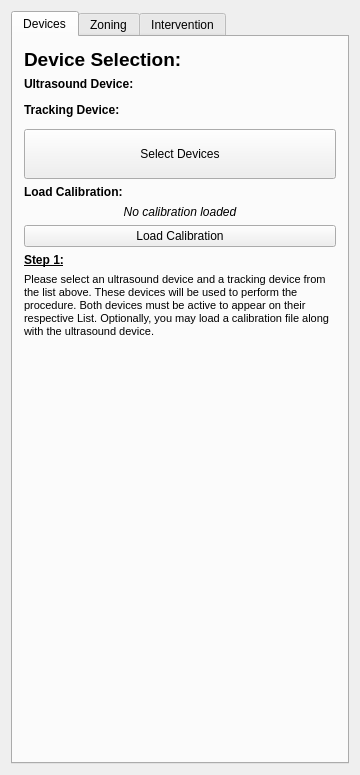
Before: the Qt Designer form Plugins/org.mitk.gui.qt.usnavigation/src/internal/USNavigationControls.ui in MITK/MITK, drawn with Qt 5.
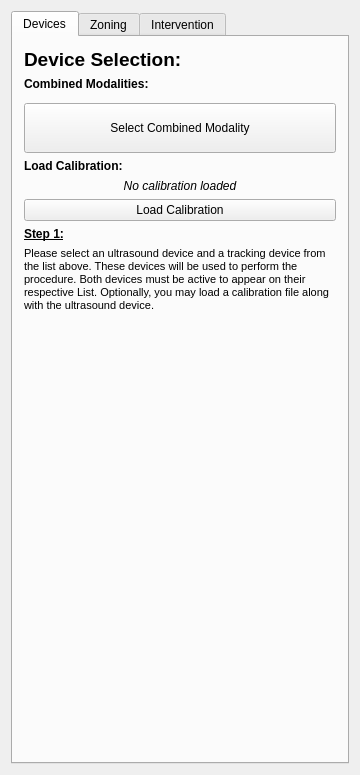
After: the same form once the commit is applied. The open tabs and pages were chosen to show the change. Custom widgets are drawn as their Qt base class.

Commit message: Compatibility of USNavigatin plugin to CombinedModality.

The edit to the form file:
```diff
--- a/Plugins/org.mitk.gui.qt.usnavigation/src/internal/USNavigationControls.ui
+++ b/Plugins/org.mitk.gui.qt.usnavigation/src/internal/USNavigationControls.ui
@@ -53,35 +53,12 @@
           </font>
          </property>
          <property name="text">
-          <string>Ultrasound Device:</string>
+          <string>Combined Modalities:</string>
          </property>
         </widget>
        </item>
        <item>
-        <widget class="QmitkServiceListWidget" name="m_USDevices" native="true">
-         <property name="maximumSize">
-          <size>
-           <width>16777215</width>
-           <height>100</height>
-          </size>
-         </property>
-        </widget>
-       </item>
-       <item>
-        <widget class="QLabel" name="label_2">
-         <property name="font">
-          <font>
-           <weight>75</weight>
-           <bold>true</bold>
-          </font>
-         </property>
-         <property name="text">
-          <string>Tracking Device:</string>
-         </property>
-        </widget>
-       </item>
-       <item>
-        <widget class="QmitkServiceListWidget" name="m_TrackingDevices" native="true">
+        <widget class="QmitkServiceListWidget" name="m_CombinedModalitiesList" native="true">
          <property name="maximumSize">
           <size>
            <width>16777215</width>
@@ -99,7 +76,7 @@
           </size>
          </property>
          <property name="text">
-          <string>Select Devices</string>
+          <string>Select Combined Modality</string>
          </property>
         </widget>
        </item>
```
Left out of the diff: 2 changed lines with no effect on the pictures. The commit also changes 2 other files.
